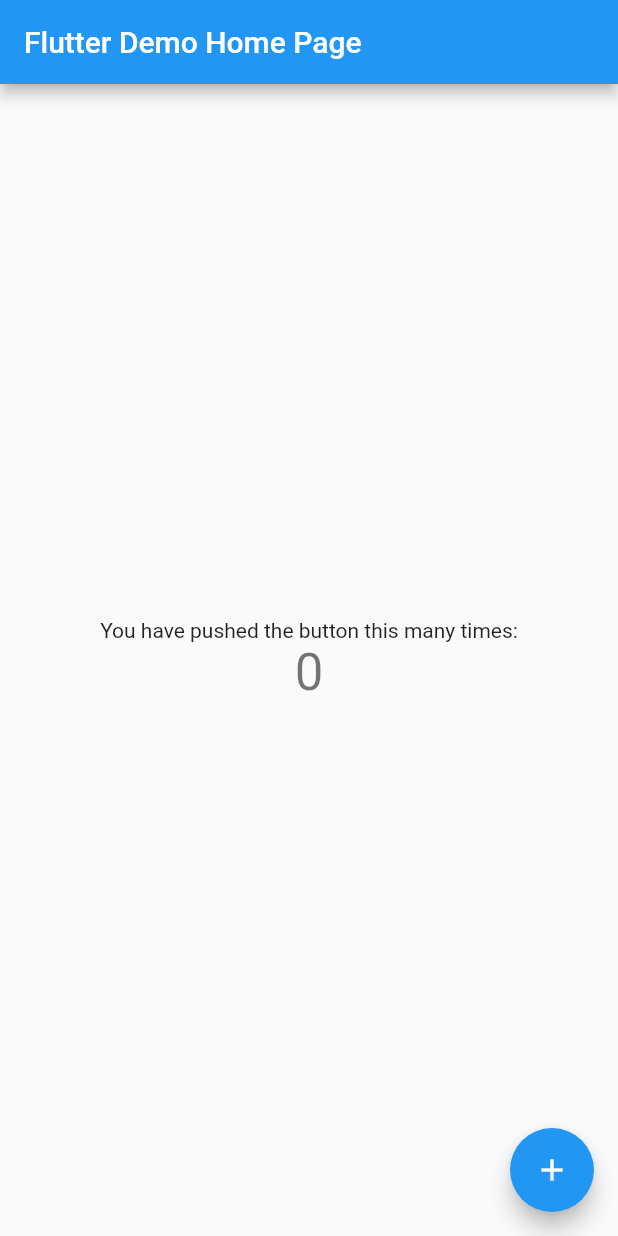
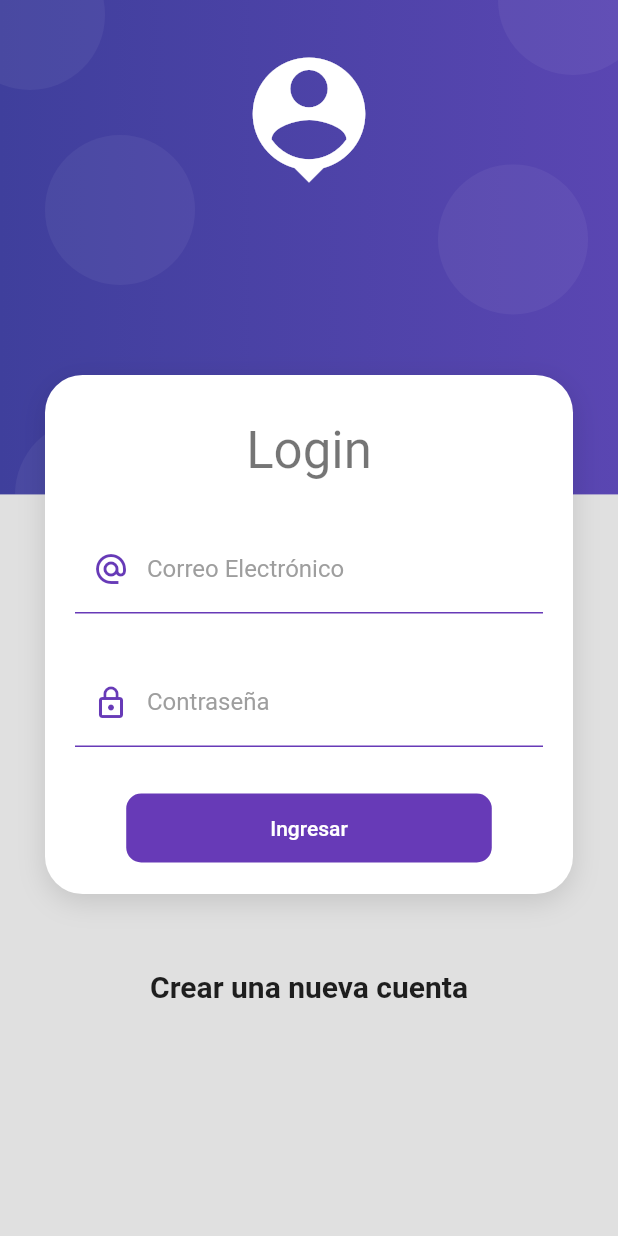
Before and after one commit to juniorotero06/datax_movil, a Flutter app: the screen it shows after launch, on a phone screen of 412 x 824 dp. Run offline on Flutter 3.47's test engine with Material 2 defaults, Android fonts, the phone set to English and light mode, and no system bars.

Commit message:
implemntacion del form login

```diff
--- a/lib/main.dart
+++ b/lib/main.dart
@@ -1,115 +1,20 @@
+import 'package:datax_movil/themes/app_theme.dart';
 import 'package:flutter/material.dart';
+import 'package:datax_movil/screens/screens.dart';
 
-void main() {
-  runApp(const MyApp());
-}
+void main() => runApp(MyApp());
 
 class MyApp extends StatelessWidget {
-  const MyApp({Key? key}) : super(key: key);
-
-  // This widget is the root of your application.
   @override
   Widget build(BuildContext context) {
     return MaterialApp(
-      title: 'Flutter Demo',
-      theme: ThemeData(
-        // This is the theme of your application.
-        //
-        // Try running your application with "flutter run". You'll see the
-        // application has a blue toolbar. Then, without quitting the app, try
-        // changing the primarySwatch below to Colors.green and then invoke
-        // "hot reload" (press "r" in the console where you ran "flutter run",
-        // or simply save your changes to "hot reload" in a Flutter IDE).
-        // Notice that the counter didn't reset back to zero; the application
-        // is not restarted.
-        primarySwatch: Colors.blue,
-      ),
-      home: const MyHomePage(title: 'Flutter Demo Home Page'),
-    );
+        title: 'DataX',
+        debugShowCheckedModeBanner: false,
+        initialRoute: 'login',
+        routes: {
+          'login': (_) => LoginScreen(),
+          'home': (_) => const HomeScreen()
+        },
+        theme: AppTheme.lightTheme);
   }
 }
-
-class MyHomePage extends StatefulWidget {
-  const MyHomePage({Key? key, required this.title}) : super(key: key);
-
-  // This widget is the home page of your application. It is stateful, meaning
-  // that it has a State object (defined below) that contains fields that affect
-  // how it looks.
-
-  // This class is the configuration for the state. It holds the values (in this
-  // case the title) provided by the parent (in this case the App widget) and
-  // used by the build method of the State. Fields in a Widget subclass are
-  // always marked "final".
-
-  final String title;
-
-  @override
-  State<MyHomePage> createState() => _MyHomePageState();
-}
-
-class _MyHomePageState extends State<MyHomePage> {
-  int _counter = 0;
-
-  void _incrementCounter() {
-    setState(() {
-      // This call to setState tells the Flutter framework that something has
-      // changed in this State, which causes it to rerun the build method below
-      // so that the display can reflect the updated values. If we changed
-      // _counter without calling setState(), then the build method would not be
-      // called again, and so nothing would appear to happen.
-      _counter++;
-    });
-  }
-
-  @override
-  Widget build(BuildContext context) {
-    // This method is rerun every time setState is called, for instance as done
-    // by the _incrementCounter method above.
-    //
-    // The Flutter framework has been optimized to make rerunning build methods
-    // fast, so that you can just rebuild anything that needs updating rather
-    // than having to individually change instances of widgets.
-    return Scaffold(
-      appBar: AppBar(
-        // Here we take the value from the MyHomePage object that was created by
-        // the App.build method, and use it to set our appbar title.
-        title: Text(widget.title),
-      ),
-      body: Center(
-        // Center is a layout widget. It takes a single child and positions it
-        // in the middle of the parent.
-        child: Column(
-          // Column is also a layout widget. It takes a list of children and
-          // arranges them vertically. By default, it sizes itself to fit its
-          // children horizontally, and tries to be as tall as its parent.
-          //
-          // Invoke "debug painting" (press "p" in the console, choose the
-          // "Toggle Debug Paint" action from the Flutter Inspector in Android
-          // Studio, or the "Toggle Debug Paint" command in Visual Studio Code)
-          // to see the wireframe for each widget.
-          //
-          // Column has various properties to control how it sizes itself and
-          // how it positions its children. Here we use mainAxisAlignment to
-          // center the children vertically; the main axis here is the vertical
-          // axis because Columns are vertical (the cross axis would be
-          // horizontal).
-          mainAxisAlignment: MainAxisAlignment.center,
-          children: <Widget>[
-            const Text(
-              'You have pushed the button this many times:',
-            ),
-            Text(
-              '$_counter',
-              style: Theme.of(context).textTheme.headline4,
-            ),
-          ],
-        ),
-      ),
-      floatingActionButton: FloatingActionButton(
-        onPressed: _incrementCounter,
-        tooltip: 'Increment',
-        child: const Icon(Icons.add),
-      ), // This trailing comma makes auto-formatting nicer for build methods.
-    );
-  }
-}
--- /dev/null
+++ b/lib/screens/home_screen.dart
@@ -0,0 +1,14 @@
+import 'package:flutter/material.dart';
+
+class HomeScreen extends StatelessWidget {
+  const HomeScreen({Key? key}) : super(key: key);
+
+  @override
+  Widget build(BuildContext context) {
+    return const Scaffold(
+      body: Center(
+        child: Text('HomeScreen'),
+      ),
+    );
+  }
+}
--- /dev/null
+++ b/lib/screens/login_screen.dart
@@ -0,0 +1,84 @@
+import 'package:datax_movil/themes/app_theme.dart';
+import 'package:datax_movil/ui/input_decoration.dart';
+import 'package:flutter/material.dart';
+import 'package:datax_movil/widgets/widgets.dart';
+
+class LoginScreen extends StatelessWidget {
+  @override
+  Widget build(BuildContext context) {
+    return Scaffold(
+        body: AuthBackground(
+            child: SingleChildScrollView(
+      child: Column(
+        children: [
+          const SizedBox(height: 250),
+          CardContainer(
+              child: Column(
+            children: [
+              const SizedBox(
+                height: 10,
+              ),
+              Text(
+                "Login",
+                style: Theme.of(context).textTheme.headline4,
+              ),
+              const SizedBox(height: 30),
+              _LoginForm()
+            ],
+          )),
+          const SizedBox(height: 50),
+          const Text(
+            "Crear una nueva cuenta",
+            style: TextStyle(fontSize: 20, fontWeight: FontWeight.bold),
+          ),
+          const SizedBox(height: 50),
+        ],
+      ),
+    )));
+  }
+}
+
+class _LoginForm extends StatelessWidget {
+  @override
+  Widget build(BuildContext context) {
+    return Container(
+      child: Form(
+          child: Column(
+        children: [
+          TextFormField(
+            autocorrect: false,
+            keyboardType: TextInputType.emailAddress,
+            decoration: InputDecorations.authInputDecoration(
+                hint: "example@email.com",
+                label: "Correo Electrónico",
+                icon: Icons.alternate_email_sharp),
+          ),
+          const SizedBox(height: 30),
+          TextFormField(
+            autocorrect: false,
+            obscureText: true,
+            keyboardType: TextInputType.emailAddress,
+            decoration: InputDecorations.authInputDecoration(
+                hint: "*****", label: "Contraseña", icon: Icons.lock_outline),
+          ),
+          const SizedBox(height: 30),
+          MaterialButton(
+              shape: RoundedRectangleBorder(
+                  borderRadius: BorderRadius.circular(10)),
+              disabledColor: Colors.grey,
+              elevation: 0,
+              color: AppTheme.primary,
+              child: Container(
+                padding:
+                    const EdgeInsets.symmetric(horizontal: 80, vertical: 15),
+                child: const Text(
+                  "Ingresar",
+                  style: TextStyle(color: Colors.white),
+                ),
+              ),
+              onPressed: () {})
+        ],
+      )),
+    );
+  }
+}
--- /dev/null
+++ b/lib/screens/screens.dart
@@ -0,0 +1,2 @@
+export 'package:datax_movil/screens/home_screen.dart';
+export 'package:datax_movil/screens/login_screen.dart';
--- /dev/null
+++ b/lib/themes/app_theme.dart
@@ -0,0 +1,7 @@
+import 'package:flutter/material.dart';
+
+class AppTheme {
+  static const Color primary = Colors.deepPurple;
+  static final ThemeData lightTheme =
+      ThemeData.light().copyWith(scaffoldBackgroundColor: Colors.grey[300]);
+}
--- /dev/null
+++ b/lib/ui/input_decoration.dart
@@ -0,0 +1,22 @@
+import 'package:flutter/material.dart';
+import '../themes/app_theme.dart';
+
+class InputDecorations {
+  static InputDecoration authInputDecoration(
+      {required String hint, required String label, IconData? icon}) {
+    return InputDecoration(
+        enabledBorder: const UnderlineInputBorder(
+            borderSide: BorderSide(color: AppTheme.primary)),
+        focusedBorder: const UnderlineInputBorder(
+            borderSide: BorderSide(color: AppTheme.primary, width: 2)),
+        hintText: hint,
+        labelText: label,
+        labelStyle: const TextStyle(color: Colors.grey),
+        prefixIcon: icon != null
+            ? Icon(
+                icon,
+                color: AppTheme.primary,
+              )
+            : null);
+  }
+}
--- /dev/null
+++ b/lib/widgets/auth_background.dart
@@ -0,0 +1,98 @@
+import 'package:flutter/material.dart';
+
+class AuthBackground extends StatelessWidget {
+  final Widget child;
+
+  const AuthBackground({Key? key, required this.child}) : super(key: key);
+
+  @override
+  Widget build(BuildContext context) {
+    return Container(
+      width: double.infinity,
+      height: double.infinity,
+      child: Stack(
+        children: [_PurpleBox(), _HeaderIcon(), this.child],
+      ),
+    );
+  }
+}
+
+class _HeaderIcon extends StatelessWidget {
+  @override
+  Widget build(BuildContext context) {
+    return SafeArea(
+      child: Container(
+        width: double.infinity,
+        margin: const EdgeInsets.only(top: 30),
+        child: const Icon(
+          Icons.person_pin,
+          color: Colors.white,
+          size: 100,
+        ),
+      ),
+    );
+  }
+}
+
+class _PurpleBox extends StatelessWidget {
+  @override
+  Widget build(BuildContext context) {
+    final size = MediaQuery.of(context).size;
+
+    return Container(
+      width: double.infinity,
+      height: size.height * 0.4,
+      decoration: _purpleBackground(),
+      child: Stack(
+        children: [
+          Positioned(
+            child: _Bubble(),
+            top: 90,
+            left: 30,
+          ),
+          Positioned(
+            child: _Bubble(),
+            top: -40,
+            left: -30,
+          ),
+          Positioned(
+            child: _Bubble(),
+            top: -50,
+            right: -20,
+          ),
+          Positioned(
+            child: _Bubble(),
+            bottom: -50,
+            left: 10,
+          ),
+          Positioned(
+            child: _Bubble(),
+            bottom: 120,
+            right: 20,
+          ),
+        ],
+      ),
+    );
+  }
+
+  BoxDecoration _purpleBackground() {
+    return const BoxDecoration(
+        gradient: LinearGradient(colors: [
+      Color.fromRGBO(63, 63, 156, 1),
+      Color.fromRGBO(90, 70, 178, 1)
+    ]));
+  }
+}
+
+class _Bubble extends StatelessWidget {
+  @override
+  Widget build(BuildContext context) {
+    return Container(
+      width: 100,
+      height: 100,
+      decoration: BoxDecoration(
+          borderRadius: BorderRadius.circular(100),
+          color: const Color.fromRGBO(255, 255, 255, 0.05)),
+    );
+  }
+}
--- /dev/null
+++ b/lib/widgets/card_container.dart
@@ -0,0 +1,28 @@
+import 'package:flutter/material.dart';
+
+class CardContainer extends StatelessWidget {
+  final Widget child;
+
+  const CardContainer({Key? key, required this.child}) : super(key: key);
+
+  @override
+  Widget build(BuildContext context) {
+    return Padding(
+      padding: const EdgeInsets.symmetric(horizontal: 30),
+      child: Container(
+        width: double.infinity,
+        padding: const EdgeInsets.all(20),
+        decoration: _createCardShape(),
+        child: this.child,
+      ),
+    );
+  }
+
+  BoxDecoration _createCardShape() => BoxDecoration(
+          color: Colors.white,
+          borderRadius: BorderRadius.circular(25),
+          boxShadow: const [
+            BoxShadow(
+                color: Colors.black12, blurRadius: 15, offset: Offset(0, 5))
+          ]);
+}
--- /dev/null
+++ b/lib/widgets/widgets.dart
@@ -0,0 +1,2 @@
+export 'package:datax_movil/widgets/auth_background.dart';
+export 'package:datax_movil/widgets/card_container.dart';
```
Also changed, not shown: lib/models/models.dart (added), 1 other file.
